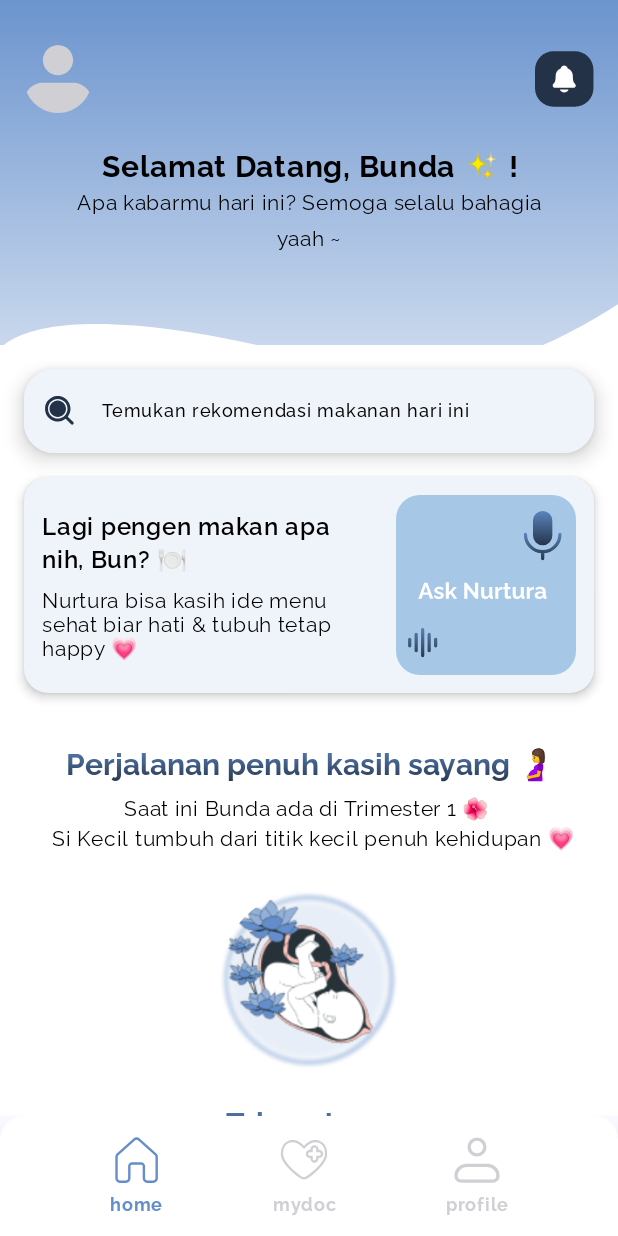
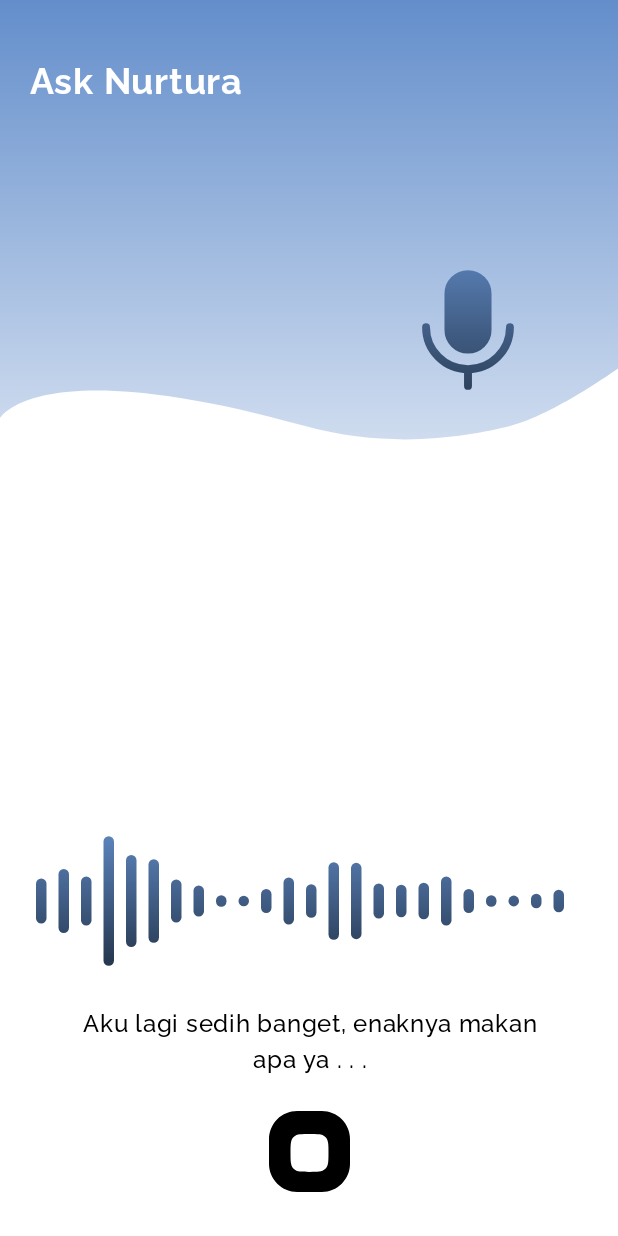
Before and after one commit to muktiabdii/nurtura-app, an Android app built with Jetpack Compose: the MainScreen screen opened through its navigation route, after a tap on "Ask Nurtura", on a phone screen of 412 x 824 dp. Run offline under Robolectric (Android 15) with nearby library versions, the phone set to English and light mode, and no system bars; our stand-ins replace Firebase (no records; nobody signed in at launch, a user with empty details on screens opened directly); pictures from the network do not load.

Commit message:
feat(myemotalk): slicing record screen

```diff
--- a/app/src/main/java/com/example/nurtura/ui/home/HomeScreen.kt
+++ b/app/src/main/java/com/example/nurtura/ui/home/HomeScreen.kt
@@ -135,7 +135,7 @@ fun HomeScreen(
                 ClickableSearchBar(onClick = { navController.navigate("food-recs") })
 
                 // nurtura card
-                AskNurturaCard(onAskNurturaClick = {})
+                AskNurturaCard(onAskNurturaClick = { navController.navigate("record") })
 
                 // trimester
                 TrimesterCard(
--- a/app/src/main/java/com/example/nurtura/ui/home/MainScreen.kt
+++ b/app/src/main/java/com/example/nurtura/ui/home/MainScreen.kt
@@ -20,6 +20,7 @@ import com.example.nurtura.ui.mydoc.MyDocViewModel
 import com.example.nurtura.ui.mydoc.PaymentConfirmationScreen
 import com.example.nurtura.ui.myemotalk.FoodDetailScreen
 import com.example.nurtura.ui.myemotalk.FoodRecsScreen
+import com.example.nurtura.ui.myemotalk.RecordScreen
 import com.example.nurtura.ui.profile.ProfileScreen
 import com.example.nurtura.ui.trimester.TrimesterScreen
 
@@ -81,6 +82,10 @@ fun MainScreen(modifier: Modifier = Modifier) {
                 val doctorId = it.arguments?.getString("doctorId")?.toIntOrNull() ?: 1
                 PaymentConfirmationScreen(id = doctorId, navController = navController, viewModel = cloudinaryViewModel)
             }
+
+            composable("record") {
+                RecordScreen(isRecording = true)
+            }
         }
     }
 }
--- a/app/src/main/java/com/example/nurtura/ui/myemotalk/FoodRecsScreen.kt
+++ b/app/src/main/java/com/example/nurtura/ui/myemotalk/FoodRecsScreen.kt
@@ -13,6 +13,7 @@ import androidx.compose.foundation.layout.fillMaxWidth
 import androidx.compose.foundation.layout.height
 import androidx.compose.foundation.layout.padding
 import androidx.compose.foundation.layout.size
+import androidx.compose.foundation.layout.width
 import androidx.compose.foundation.layout.widthIn
 import androidx.compose.foundation.lazy.LazyColumn
 import androidx.compose.foundation.lazy.items
@@ -129,11 +130,34 @@ fun FoodRecsScreen(
 
         // search bar
         item {
-            SearchBar(
-                onSearchClick = { /* Handle search */ },
-                onValueChange = { /* Handle value change */ },
-                modifier = Modifier.padding(horizontal = 16.dp)
-            )
+            Row(
+                modifier = Modifier
+                    .fillMaxWidth()
+                    .padding(horizontal = 16.dp),
+                horizontalArrangement = Arrangement.SpaceBetween,
+                verticalAlignment = Alignment.CenterVertically
+            ) {
+                // back button
+                IconButton(
+                    onClick = { navController.popBackStack()  },
+                    modifier = Modifier.size(54.dp),
+                    content = {
+                        Image(
+                            painter = painterResource(id = R.drawable.ic_back_lighter),
+                            contentDescription = "back",
+                            modifier = Modifier.size(54.dp),
+                            contentScale = ContentScale.FillBounds
+                        )
+                    }
+                )
+
+                Spacer(modifier = Modifier.width(12.dp))
+
+                // search bar
+                Box(modifier = Modifier.weight(1f)) {
+                    SearchBar(placeholder = "Temukan Makanan")
+                }
+            }
         }
 
         item { Spacer(modifier = Modifier.height(24.dp)) }
--- /dev/null
+++ b/app/src/main/java/com/example/nurtura/ui/myemotalk/RecordScreen.kt
@@ -0,0 +1,238 @@
+@file:OptIn(ExperimentalAnimationApi::class)
+
+package com.example.nurtura.ui.myemotalk
+
+import androidx.compose.animation.ExperimentalAnimationApi
+import androidx.compose.animation.core.*
+import androidx.compose.foundation.Canvas
+import androidx.compose.foundation.Image
+import androidx.compose.foundation.background
+import androidx.compose.foundation.layout.*
+import androidx.compose.material3.*
+import androidx.compose.runtime.*
+import androidx.compose.ui.Alignment
+import androidx.compose.ui.Modifier
+import androidx.compose.ui.draw.drawWithCache
+import androidx.compose.ui.geometry.Offset
+import androidx.compose.ui.graphics.BlendMode
+import androidx.compose.ui.graphics.Brush
+import androidx.compose.ui.graphics.Color
+import androidx.compose.ui.graphics.StrokeCap
+import androidx.compose.ui.graphics.graphicsLayer
+import androidx.compose.ui.layout.ContentScale
+import androidx.compose.ui.platform.LocalDensity
+import androidx.compose.ui.res.painterResource
+import androidx.compose.ui.text.font.Font
+import androidx.compose.ui.text.font.FontFamily
+import androidx.compose.ui.text.style.TextAlign
+import androidx.compose.ui.unit.dp
+import androidx.compose.ui.unit.sp
+import kotlin.math.sin
+import kotlin.random.Random
+import com.example.nurtura.R
+import com.example.nurtura.ui.theme.Accent
+import com.example.nurtura.ui.theme.Black
+import com.example.nurtura.ui.theme.White
+
+@Composable
+fun RecordScreen(
+    isRecording: Boolean = false,
+    onRecordingToggle: () -> Unit = {}
+) {
+    Box(
+        modifier = Modifier
+            .fillMaxSize()
+            .background(White)
+    ) {
+
+        // header
+        Box(
+            modifier = Modifier
+                .fillMaxWidth()
+                .height(300.dp)
+                .align(Alignment.TopCenter)
+        ) {
+            // background header
+            Image(
+                painter = painterResource(id = R.drawable.header_home),
+                contentDescription = "Header Background",
+                contentScale = ContentScale.FillBounds,
+                modifier = Modifier.fillMaxSize()
+            )
+
+            // text header
+            Column(
+                modifier = Modifier
+                    .align(Alignment.TopStart)
+                    .padding(start = 20.dp, top = 40.dp)
+            ) {
+                Text(
+                    text = "Ask Nurtura",
+                    fontSize = 24.sp,
+                    fontFamily = FontFamily(Font(R.font.raleway_bold)),
+                    color = White
+                )
+            }
+
+            // mic button
+            IconButton(
+                onClick = { },
+                modifier = Modifier
+                    .align(Alignment.BottomEnd)
+                    .padding(start = 30.dp, top = 30.dp, end = 50.dp, bottom = 30.dp)
+                    .size(100.dp)
+            ) {
+                Image(
+                    painter = painterResource(id = R.drawable.ic_mic),
+                    contentDescription = "Voice Search",
+                    modifier = Modifier
+                        .size(100.dp)
+                        .graphicsLayer(alpha = 0.99f)
+                        .drawWithCache {
+                            val brush = Brush.verticalGradient(
+                                colors = listOf(Color(0xFF5980B7), Color(0xFF273951))
+                            )
+                            onDrawWithContent {
+                                drawContent()
+                                drawRect(brush, blendMode = BlendMode.SrcAtop)
+                            }
+                        }
+                )
+            }
+        }
+
+        // ================= BAGIAN BAWAH =================
+        Column(
+            modifier = Modifier
+                .align(Alignment.BottomCenter) // nempel di bawah
+                .padding(24.dp),
+            horizontalAlignment = Alignment.CenterHorizontally
+        ) {
+            // Animated Sound Waves
+            AnimatedSoundWaves(
+                isRecording = isRecording,
+                modifier = Modifier
+                    .fillMaxWidth()
+                    .height(80.dp)
+            )
+
+            Spacer(modifier = Modifier.height(30.dp))
+
+            // Static Display Text
+            Text(
+                text = "Aku lagi sedih banget, enaknya makan apa ya . . .",
+                color = Black,
+                fontFamily = FontFamily(Font(R.font.raleway_medium)),
+                fontSize = 16.sp,
+                textAlign = TextAlign.Center,
+                lineHeight = 24.sp,
+                modifier = Modifier.padding(horizontal = 16.dp)
+            )
+
+            Spacer(modifier = Modifier.height(16.dp))
+
+            IconButton(
+                onClick = {},
+                modifier = Modifier.size(65.dp),
+                content = {
+                    Image(
+                        painter = painterResource(id = R.drawable.ic_stop),
+                        contentDescription = "back",
+                        modifier = Modifier.size(54.dp),
+                        contentScale = ContentScale.FillBounds
+                    )
+                }
+            )
+        }
+    }
+}
+
+@Composable
+fun AnimatedSoundWaves(
+    isRecording: Boolean,
+    modifier: Modifier = Modifier
+) {
+    val density = LocalDensity.current
+    val infiniteTransition = rememberInfiniteTransition(label = "soundWaves")
+
+    val waveOffset by infiniteTransition.animateFloat(
+        initialValue = 0f,
+        targetValue = 100f,
+        animationSpec = infiniteRepeatable(
+            animation = tween(
+                durationMillis = 1000,
+                easing = LinearEasing
+            ),
+            repeatMode = RepeatMode.Restart
+        ),
+        label = "waveOffset"
+    )
+
+    var waveHeights by remember { mutableStateOf(generateWaveHeights()) }
+
+    LaunchedEffect(isRecording) {
+        if (isRecording) {
+            while (isRecording) {
+                kotlinx.coroutines.delay(150)
+                waveHeights = generateWaveHeights()
+            }
+        }
+    }
+
+    Canvas(modifier = modifier) {
+        val canvasWidth = size.width
+        val canvasHeight = size.height
+        val barWidth = 7.dp.toPx()
+        val barSpacing = 8.dp.toPx()
+        val totalBarWidth = barWidth + barSpacing
+        val barCount = (canvasWidth / totalBarWidth).toInt()
+
+        if (isRecording) {
+            for (i in 0 until barCount) {
+                val x = i * totalBarWidth + barWidth / 2
+                val heightMultiplier = if (i < waveHeights.size) waveHeights[i] else 0.3f
+                val barHeight = canvasHeight * heightMultiplier
+
+                val animatedHeight = barHeight * (0.5f + 0.5f * sin(
+                    (waveOffset + i * 30) * Math.PI / 180
+                ).toFloat())
+
+                val startY = (canvasHeight - animatedHeight) / 2
+                val endY = startY + animatedHeight
+
+                drawLine(
+                    brush = Brush.verticalGradient(
+                        colors = listOf(Color(0xFF5980B7), Color(0xFF273951))
+                    ),
+                    start = Offset(x, startY),
+                    end = Offset(x, endY),
+                    strokeWidth = barWidth,
+                    cap = StrokeCap.Round
+                )
+            }
+        } else {
+            for (i in 0 until barCount) {
+                val x = i * totalBarWidth + barWidth / 2
+                val staticHeight = canvasHeight * 0.15f
+                val startY = (canvasHeight - staticHeight) / 2
+                val endY = startY + staticHeight
+
+                drawLine(
+                    brush = Brush.verticalGradient(
+                        colors = listOf(Color(0xFF5980B7), Color(0xFF273951))
+                    ),
+                    start = Offset(x, startY),
+                    end = Offset(x, endY),
+                    strokeWidth = barWidth,
+                    cap = StrokeCap.Round
+                )
+            }
+        }
+    }
+}
+
+private fun generateWaveHeights(): List<Float> {
+    return List(20) {
+        Random.nextFloat() * 0.8f + 0.2f
+    }
+}
--- /dev/null
+++ b/app/src/main/res/drawable/ic_back_lighter.xml
@@ -0,0 +1,13 @@
+<vector xmlns:android="http://schemas.android.com/apk/res/android"
+    android:width="40dp"
+    android:height="43dp"
+    android:viewportWidth="40"
+    android:viewportHeight="43">
+  <path
+      android:pathData="M16,0L24,0A12,12 0,0 1,36 12L36,23A12,12 0,0 1,24 35L16,35A12,12 0,0 1,4 23L4,12A12,12 0,0 1,16 0z"
+      android:fillColor="#E8EEF7"/>
+  <path
+      android:pathData="M16.041,18.164L22.79,24.913L24.477,23.226L18.571,17.32L24.477,11.415L22.79,9.728L16.041,16.477C15.817,16.701 15.692,17.004 15.692,17.32C15.692,17.637 15.817,17.94 16.041,18.164Z"
+      android:fillColor="#233247"
+      android:fillType="evenOdd"/>
+</vector>
--- /dev/null
+++ b/app/src/main/res/drawable/ic_stop.xml
@@ -0,0 +1,12 @@
+<vector xmlns:android="http://schemas.android.com/apk/res/android"
+    android:width="60dp"
+    android:height="60dp"
+    android:viewportWidth="60"
+    android:viewportHeight="60">
+  <path
+      android:pathData="M20.835,0L39.165,0A20.835,20.835 0,0 1,60 20.835L60,39.165A20.835,20.835 0,0 1,39.165 60L20.835,60A20.835,20.835 0,0 1,0 39.165L0,20.835A20.835,20.835 0,0 1,20.835 0z"
+      android:fillColor="#000000"/>
+  <path
+      android:pathData="M29.885,16.979C27.038,16.979 24.74,16.979 22.933,17.223C21.058,17.473 19.479,18.015 18.225,19.267C16.971,20.521 16.433,22.1 16.181,23.975C15.938,25.781 15.938,28.079 15.938,30.927V31.156C15.938,34.004 15.938,36.302 16.181,38.108C16.431,39.983 16.973,41.563 18.225,42.817C19.479,44.071 21.058,44.608 22.933,44.862C24.74,45.104 27.038,45.104 29.885,45.104H30.115C32.963,45.104 35.26,45.104 37.067,44.862C38.942,44.608 40.521,44.071 41.775,42.817C43.029,41.563 43.567,39.983 43.821,38.108C44.063,36.302 44.063,34.004 44.063,31.156V30.927C44.063,28.079 44.063,25.781 43.821,23.975C43.567,22.1 43.029,20.521 41.775,19.267C40.521,18.013 38.942,17.475 37.067,17.223C35.26,16.979 32.963,16.979 30.115,16.979H29.885Z"
+      android:fillColor="#ffffff"/>
+</vector>
```
